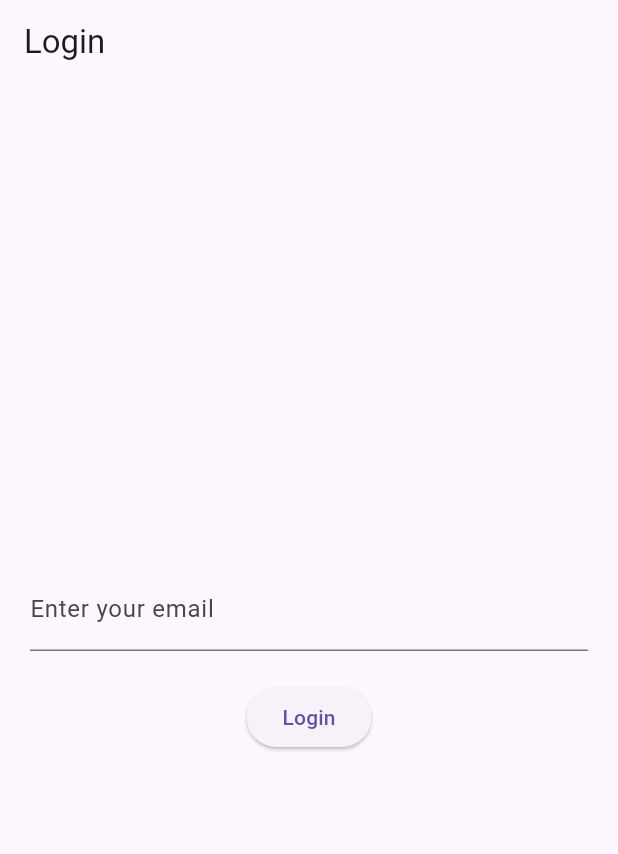
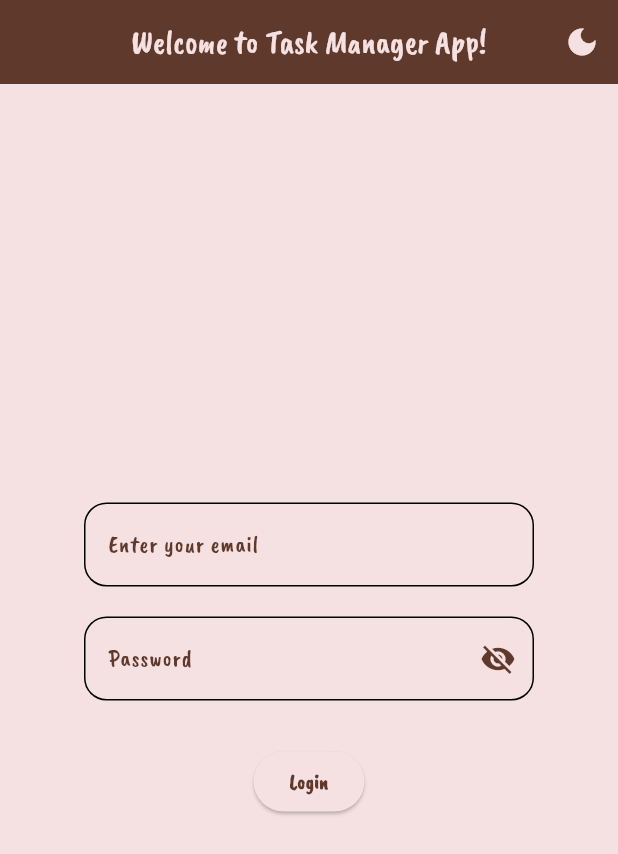
Before and after one commit to Hasanthi-Swarna/task-manager-app, a Flutter app: the screen it shows after launch, on a phone screen of 412 x 824 dp. Shown: the top 854 px of the screen. Run offline on Flutter 3.47's test engine with Material 3 defaults, Android fonts, the phone set to English and light mode, and no system bars.

Commit message:
Add light/dark mode theme toggle functionality
- Created ThemeProvider for theme state management
- Updated theme.dart with comprehensive light/dark color schemes
- Added theme toggle buttons in login and task list views
- Integrated ThemeProvider in main.dart using Provider pattern
- Removed hardcoded colors to use theme-aware colors
- Fixed deprecation warnings (CardThemeData, withValues)
- Added CaveatBrush font configuration for theme

```diff
--- /dev/null
+++ b/devtools_options.yaml
@@ -0,0 +1,3 @@
+description: This file stores settings for Dart & Flutter DevTools.
+documentation: https://docs.flutter.dev/tools/devtools/extensions#configure-extension-enablement-states
+extensions:
--- a/lib/main.dart
+++ b/lib/main.dart
@@ -1,4 +1,8 @@
+
 import 'package:flutter/material.dart';
+import 'package:provider/provider.dart';
+import 'package:taskmanager/theme/theme.dart';
+import 'package:taskmanager/providers/theme_provider.dart';
 import 'views/login_view.dart';
 
 void main() {
@@ -6,13 +10,24 @@ void main() {
 }
 
 class TaskManagerApp extends StatelessWidget {
+  const TaskManagerApp({super.key});
+
   @override
   Widget build(BuildContext context) {
-    return MaterialApp(
-      title: 'Task Manager',
-      debugShowCheckedModeBanner: false,
-      theme: ThemeData(primarySwatch: Colors.indigo),
-      home: LoginView(),
+    return ChangeNotifierProvider(
+      create: (_) => ThemeProvider(),
+      child: Consumer<ThemeProvider>(
+        builder: (context, themeProvider, child) {
+          return MaterialApp(
+            title: 'Task Manager',
+            debugShowCheckedModeBanner: false,
+            theme: lightMode,
+            darkTheme: darkMode,
+            themeMode: themeProvider.themeMode,
+            home: LoginView(),
+          );
+        },
+      ),
     );
   }
 }
--- /dev/null
+++ b/lib/providers/theme_provider.dart
@@ -0,0 +1,19 @@
+import 'package:flutter/material.dart';
+
+class ThemeProvider with ChangeNotifier {
+  ThemeMode _themeMode = ThemeMode.light;
+
+  ThemeMode get themeMode => _themeMode;
+
+  bool get isDarkMode => _themeMode == ThemeMode.dark;
+
+  void toggleTheme() {
+    _themeMode = _themeMode == ThemeMode.light ? ThemeMode.dark : ThemeMode.light;
+    notifyListeners();
+  }
+
+  void setTheme(ThemeMode mode) {
+    _themeMode = mode;
+    notifyListeners();
+  }
+}
--- /dev/null
+++ b/lib/theme/theme.dart
@@ -0,0 +1,85 @@
+import 'package:flutter/material.dart';
+
+// Light mode colors: brown for text/elements, cream/off-white for background
+final Color lightBrown = const Color.fromARGB(255, 95, 57, 43);
+final Color lightCream = const Color.fromARGB(255, 245, 225, 225);
+
+// Dark mode colors: reversed (cream for text/elements, brown for background)
+final Color darkCream = const Color.fromARGB(255, 245, 225, 225);
+final Color darkBrown = const Color.fromARGB(255, 95, 57, 43);
+
+ThemeData lightMode = ThemeData(
+  brightness: Brightness.light,
+  fontFamily: 'CaveatBrush',
+  useMaterial3: true,
+  primarySwatch: Colors.brown,
+  colorScheme: ColorScheme.light(
+    primary: lightBrown,
+    secondary: Colors.brown.shade400,
+    surface: lightCream,
+    onPrimary: lightCream,
+    onSecondary: lightCream,
+    onSurface: lightBrown,
+  ),
+  scaffoldBackgroundColor: lightCream,
+  appBarTheme: AppBarTheme(
+    backgroundColor: lightBrown,
+    foregroundColor: lightCream,
+    iconTheme: IconThemeData(color: lightCream),
+  ),
+  cardTheme: CardThemeData(
+    color: Colors.white,
+    elevation: 2,
+  ),
+  textTheme: TextTheme(
+    bodyLarge: TextStyle(color: lightBrown),
+    bodyMedium: TextStyle(color: lightBrown),
+    bodySmall: TextStyle(color: lightBrown),
+    titleLarge: TextStyle(color: lightBrown),
+    titleMedium: TextStyle(color: lightBrown),
+    titleSmall: TextStyle(color: lightBrown),
+  ),
+  iconTheme: IconThemeData(color: Colors.brown),
+  floatingActionButtonTheme: FloatingActionButtonThemeData(
+    backgroundColor: lightBrown,
+    foregroundColor: lightCream,
+  ),
+);
+
+ThemeData darkMode = ThemeData(
+  brightness: Brightness.dark,
+  fontFamily: 'CaveatBrush',
+  useMaterial3: true,
+  primarySwatch: Colors.brown,
+  colorScheme: ColorScheme.dark(
+    primary: darkCream,
+    secondary: Colors.brown.shade200,
+    surface: darkBrown,
+    onPrimary: darkBrown,
+    onSecondary: darkBrown,
+    onSurface: darkCream,
+  ),
+  scaffoldBackgroundColor: darkBrown,
+  appBarTheme: AppBarTheme(
+    backgroundColor: darkBrown,
+    foregroundColor: darkCream,
+    iconTheme: IconThemeData(color: darkCream),
+  ),
+  cardTheme: CardThemeData(
+    color: Colors.brown.shade800,
+    elevation: 2,
+  ),
+  textTheme: TextTheme(
+    bodyLarge: TextStyle(color: darkCream),
+    bodyMedium: TextStyle(color: darkCream),
+    bodySmall: TextStyle(color: darkCream),
+    titleLarge: TextStyle(color: darkCream),
+    titleMedium: TextStyle(color: darkCream),
+    titleSmall: TextStyle(color: darkCream),
+  ),
+  iconTheme: IconThemeData(color: darkCream),
+  floatingActionButtonTheme: FloatingActionButtonThemeData(
+    backgroundColor: darkCream,
+    foregroundColor: darkBrown,
+  ),
+);
--- a/lib/views/login_view.dart
+++ b/lib/views/login_view.dart
@@ -1,14 +1,20 @@
 import 'package:flutter/material.dart';
+import 'package:provider/provider.dart';
+import 'package:taskmanager/providers/theme_provider.dart';
 import 'task_list_view.dart';
 
 class LoginView extends StatefulWidget {
+  const LoginView({super.key});
+
   @override
-  _LoginViewState createState() => _LoginViewState();
+  State<LoginView> createState() => _LoginViewState();
 }
 
 class _LoginViewState extends State<LoginView> {
   final TextEditingController _emailController = TextEditingController();
   final _formKey = GlobalKey<FormState>();
+
+  bool _isPasswordVisible = false;
 
   bool isValidEmail(String email) {
     final regex = RegExp(r'^[\w-\.]+@([\w-]+\.)+[\w-]{2,4}$');
@@ -17,10 +23,13 @@ class _LoginViewState extends State<LoginView> {
 
   void _login() {
     if (_formKey.currentState!.validate()) {
+      final String email = _emailController.text;
+      final String userName = email.split('@')[0];
+
       Navigator.pushReplacement(
         context,
         MaterialPageRoute(
-          builder: (context) => TaskListView(email: _emailController.text),
+          builder: (context) => TaskListView(userName: userName),
         ),
       );
     }
@@ -29,17 +38,45 @@ class _LoginViewState extends State<LoginView> {
   @override
   Widget build(BuildContext context) {
     return Scaffold(
-      appBar: AppBar(title: Text('Login')),
+      appBar: AppBar(
+        title: const Text('Welcome to Task Manager App!'),
+        centerTitle: true,
+        actions: [
+          Consumer<ThemeProvider>(
+            builder: (context, themeProvider, child) {
+              return IconButton(
+                onPressed: () {
+                  themeProvider.toggleTheme();
+                },
+                icon: Icon(
+                  themeProvider.isDarkMode ? Icons.light_mode : Icons.dark_mode,
+                ),
+              );
+            },
+          ),
+        ],
+      ),
       body: Padding(
         padding: const EdgeInsets.all(20.0),
         child: Form(
           key: _formKey,
+          child: Center(
             child: Column(
+              // crossAxisAlignment: CrossAxisAlignment.center,
               mainAxisAlignment: MainAxisAlignment.center,
               children: [
-              TextFormField(
+                SizedBox(
+                  width: 300,
+                  child: TextFormField(
                     controller: _emailController,
-                decoration: InputDecoration(labelText: 'Enter your email'),
+                    decoration: InputDecoration(
+                      labelText: 'Enter your email',
+                      border: OutlineInputBorder(
+                        borderRadius: BorderRadius.circular(
+                          15.0,
+                        ), // Rounded corners
+                      ),
+                    ),
                     validator: (value) {
                       if (value == null || value.isEmpty) {
                         return 'Please enter email';
@@ -49,12 +86,61 @@ class _LoginViewState extends State<LoginView> {
                       return null;
                     },
                   ),
+                ),
                 SizedBox(height: 20),
-              ElevatedButton(onPressed: _login, child: Text('Login')),
+                SizedBox(
+                  width: 300,
+                  child: TextFormField(
+                    obscureText: !_isPasswordVisible,
+                    decoration: InputDecoration(
+                      labelText: 'Password',
+                      border: OutlineInputBorder(
+                        borderRadius: BorderRadius.circular(
+                          15.0,
+                        ), // Rounded corners
+                      ),
+                      suffixIcon: IconButton(
+                        icon: Icon(
+                          _isPasswordVisible
+                              ? Icons.visibility
+                              : Icons.visibility_off,
+                        ),
+                        onPressed: () {
+                          setState(() {
+                            _isPasswordVisible = !_isPasswordVisible;
+                          });
+                        },
+                      ),
+                    ),
+                    validator: (value) {
+                      if (value == null || value.isEmpty) {
+                        return 'Please enter your password';
+                      }
+                      return null;
+                    },
+                  ),
+                ),
+                SizedBox(height: 30), // Add space before the button
+                ElevatedButton(
+                  onPressed: _login,
+                  child: const Text(
+                    'Login',
+                    style: TextStyle(
+                      fontWeight: FontWeight.bold,
+                    ),
+                  ),
+                ),
               ],
+            ),
           ),
         ),
       ),
     );
   }
+
+  @override
+  void dispose() {
+    _emailController.dispose();
+    super.dispose();
   }
+}
```
Also changed, not shown: fonts/Caveat_Brush/OFL.txt (added, +93 -0 lines), lib/views/task_list_view.dart (+77 -40 lines), pubspec.yaml (+5 -11 lines), fonts/Caveat_Brush/CaveatBrush-Regular.ttf (added), 2 other files. Lines whose indentation alone changed are shown as unchanged.
